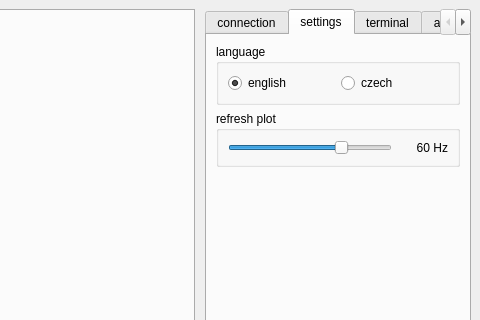
This is mainwindow.ui in jirimaier/DataPlotter as Qt 5 draws it before an edit; both pictures show x 643 to 1123 and y 0 to 320 of the 1123 by 899 pixel window. The edited form follows.
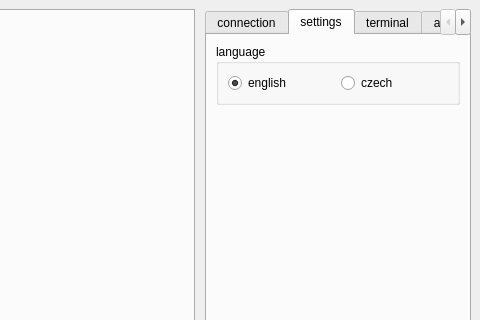
This is the edited form. The open tabs and pages were chosen to show the change. Icons and pictures are not drawn. Custom widgets are drawn as their Qt base class.

```diff
--- a/mainwindow.ui
+++ b/mainwindow.ui
@@ -2414,65 +2414,6 @@
            </layout>
           </widget>
          </item>
-         <item>
-          <widget class="QGroupBox" name="groupBox">
-           <property name="minimumSize">
-            <size>
-             <width>0</width>
-             <height>0</height>
-            </size>
-           </property>
-           <property name="title">
-            <string>refresh plot</string>
-           </property>
-           <layout class="QGridLayout" name="gridLayout_4">
-            <item row="0" column="0">
-             <widget class="QSlider" name="sliderRefreshRate">
-              <property name="minimum">
-               <number>0</number>
-              </property>
-              <property name="maximum">
-               <number>7</number>
-              </property>
-              <property name="value">
-               <number>5</number>
-              </property>
-              <property name="orientation">
-               <enum>Qt::Horizontal</enum>
-              </property>
-              <property name="invertedAppearance">
-               <bool>false</bool>
-              </property>
-              <property name="invertedControls">
-               <bool>false</bool>
-              </property>
-              <property name="tickPosition">
-               <enum>QSlider::NoTicks</enum>
-              </property>
-              <property name="tickInterval">
-               <number>10</number>
-              </property>
-             </widget>
-            </item>
-            <item row="0" column="1">
-             <widget class="QLabel" name="labelRefreshRate">
-              <property name="minimumSize">
-               <size>
-                <width>50</width>
-                <height>0</height>
-               </size>
-              </property>
-              <property name="text">
-               <string notr="true">60 Hz</string>
-              </property>
-              <property name="alignment">
-               <set>Qt::AlignRight|Qt::AlignTrailing|Qt::AlignVCenter</set>
-              </property>
-             </widget>
-            </item>
-           </layout>
-          </widget>
-         </item>
          <item>
           <spacer name="verticalSpacer">
            <property name="orientation">
```
Left out of the diff: 86 changed lines with no effect on the pictures.
